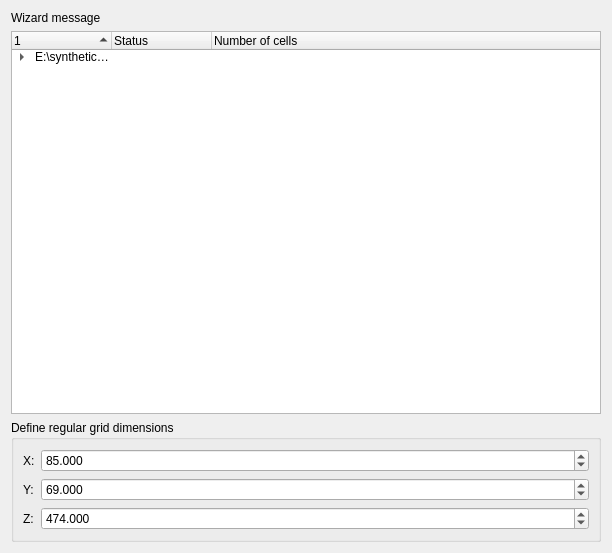
Above: console/EclipseGridImportPage.ui from feliperails/syntheticseis before the change. Below: the same form after it.
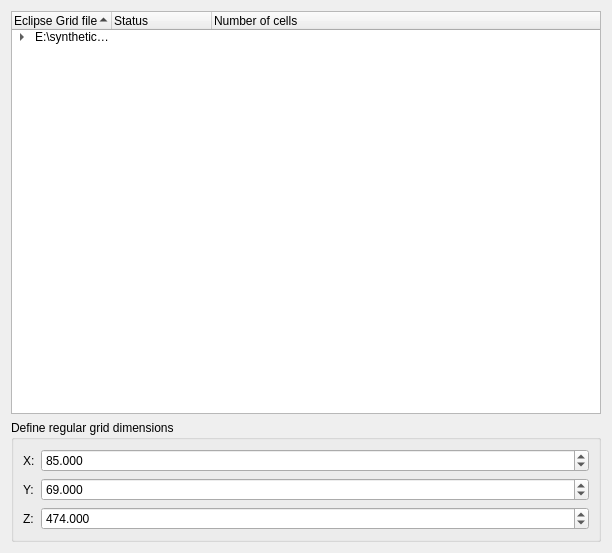
That is the form after the change.

Commit message: [TASK] Acertos nas velocidades e no texto do widget

Patch:
```diff
--- a/console/EclipseGridImportPage.ui
+++ b/console/EclipseGridImportPage.ui
@@ -23,19 +23,6 @@
    <string notr="true"/>
   </property>
   <layout class="QVBoxLayout" name="verticalLayout">
-   <item>
-    <widget class="QLabel" name="label_8">
-     <property name="sizePolicy">
-      <sizepolicy hsizetype="Preferred" vsizetype="Preferred">
-       <horstretch>0</horstretch>
-       <verstretch>0</verstretch>
-      </sizepolicy>
-     </property>
-     <property name="text">
-      <string>Wizard message</string>
-     </property>
-    </widget>
-   </item>
    <item>
     <widget class="QTreeWidget" name="fileTreeWidget">
      <property name="alternatingRowColors">
@@ -49,7 +36,7 @@
      </attribute>
      <column>
       <property name="text">
-       <string/>
+       <string>Eclipse Grid files</string>
       </property>
      </column>
      <column>
```
The commit also changes 5 other files.
